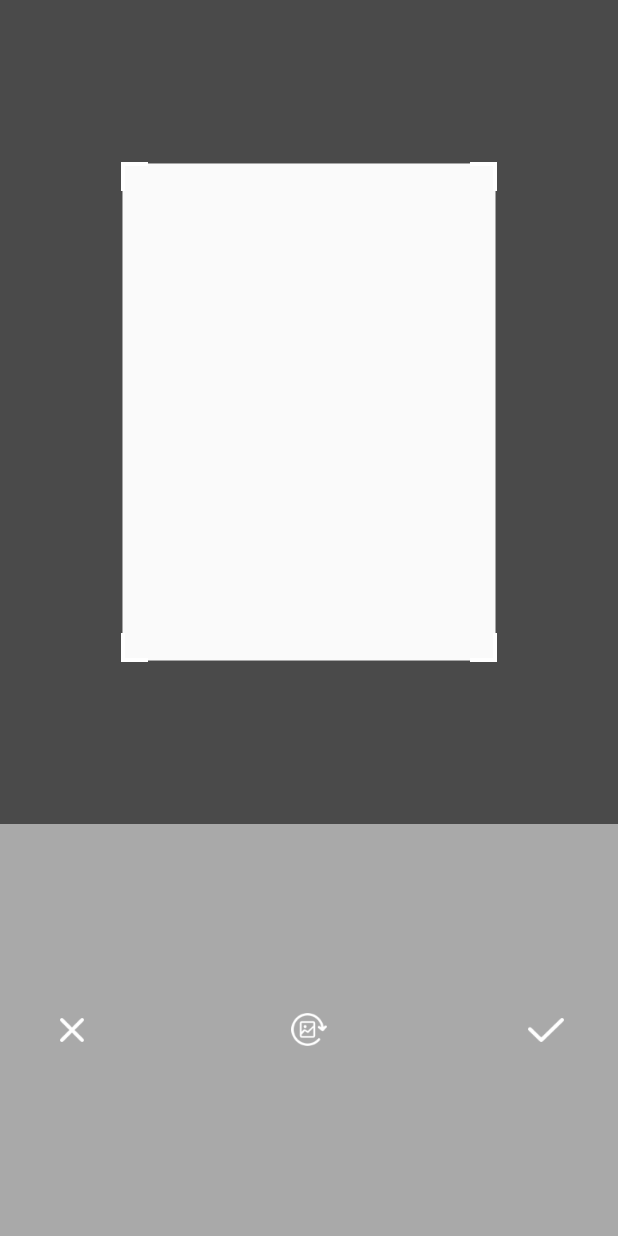
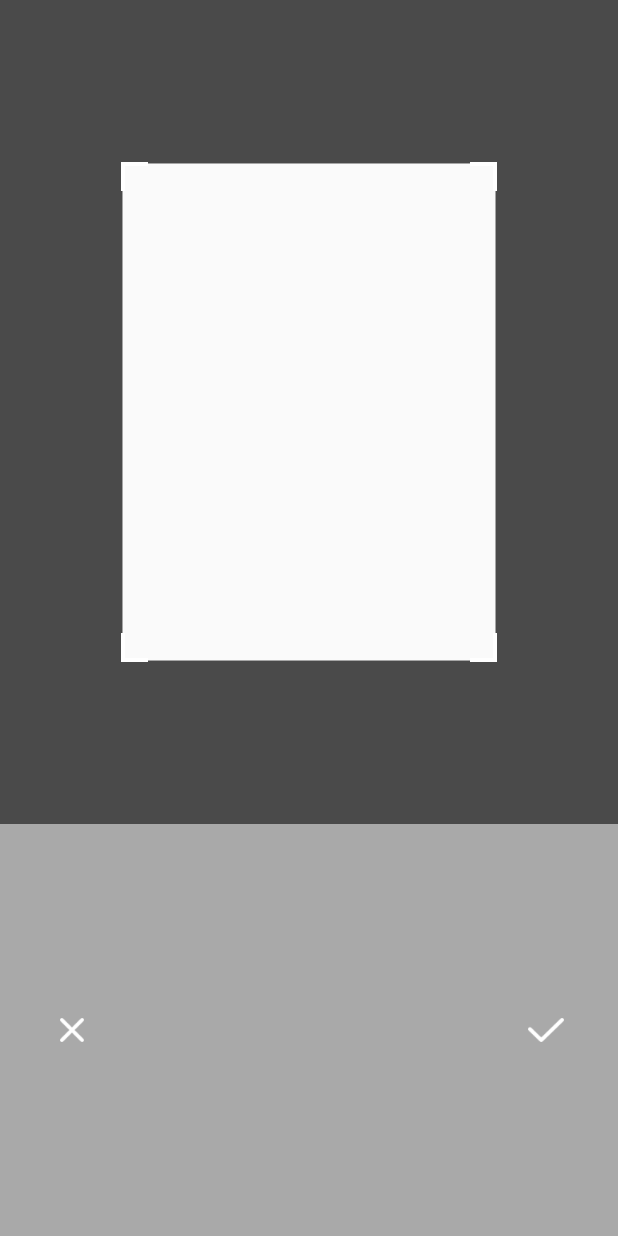
Before and after one commit to HannahNick/HannahCore, an Android app: the CameraActivity screen opened directly, with no data from a screen before it, after a tap on an icon or button, on a phone screen of 412 x 824 dp. Run offline under Robolectric (Android 15) with nearby library versions, the phone set to English and light mode, and no system bars; 7 statements that could not run were skipped.

Commit message:
1.OCR页面支持相册选择

```diff
--- a/ocr_ui/src/main/java/com/baidu/ocr/ui/camera/CameraActivity.java
+++ b/ocr_ui/src/main/java/com/baidu/ocr/ui/camera/CameraActivity.java
@@ -40,6 +40,7 @@ public class CameraActivity extends Activity {
     public static final String KEY_NATIVE_TOKEN = "nativeToken";
     public static final String KEY_NATIVE_ENABLE = "nativeEnable";
     public static final String KEY_NATIVE_MANUAL = "nativeEnableManual";
+    public static final String KEY_SHOW_PICK_OPTION = "showImagePick";
 
     public static final String CONTENT_TYPE_GENERAL = "general";
     public static final String CONTENT_TYPE_ID_CARD_FRONT = "IDCardFront";
@@ -57,6 +58,7 @@ public class CameraActivity extends Activity {
 
     private boolean isNativeEnable;
     private boolean isNativeManual;
+    private boolean isShowImagePick;
 
     private OCRCameraLayout takePictureContainer;
     private OCRCameraLayout cropContainer;
@@ -68,6 +70,7 @@ public class CameraActivity extends Activity {
     private FrameOverlayView overlayView;
     private MaskView cropMaskView;
     private ImageView takePhotoBtn;
+    private ImageView albumBtn;
     private PermissionCallback permissionCallback = new PermissionCallback() {
         @Override
         public boolean onRequestPermission() {
@@ -100,8 +103,8 @@ public class CameraActivity extends Activity {
         displayImageView = (ImageView) findViewById(R.id.display_image_view);
         confirmResultContainer.findViewById(R.id.confirm_button).setOnClickListener(confirmButtonOnClickListener);
         confirmResultContainer.findViewById(R.id.cancel_button).setOnClickListener(confirmCancelButtonOnClickListener);
-        findViewById(R.id.rotate_button).setOnClickListener(rotateButtonOnClickListener);
-
+        albumBtn = findViewById(R.id.rotate_button);
+        albumBtn.setOnClickListener(rotateButtonOnClickListener);
         cropView = (CropView) findViewById(R.id.crop_view);
         cropContainer = (OCRCameraLayout) findViewById(R.id.crop_container);
         overlayView = (FrameOverlayView) findViewById(R.id.overlay_view);
@@ -144,7 +147,7 @@ public class CameraActivity extends Activity {
         final String token = getIntent().getStringExtra(KEY_NATIVE_TOKEN);
         isNativeEnable = getIntent().getBooleanExtra(KEY_NATIVE_ENABLE, true);
         isNativeManual = getIntent().getBooleanExtra(KEY_NATIVE_MANUAL, false);
-
+        albumBtn.setVisibility(getIntent().getBooleanExtra(KEY_SHOW_PICK_OPTION, false)?View.VISIBLE:View.GONE);
         if (token == null && !isNativeManual) {
             isNativeEnable = false;
         }
--- a/ocr_ui/src/main/res/layout/bd_ocr_take_picture.xml
+++ b/ocr_ui/src/main/res/layout/bd_ocr_take_picture.xml
@@ -28,8 +28,7 @@
             android:layout_marginLeft="@dimen/camera_left_margin"
             android:layout_marginStart="@dimen/camera_left_margin"
             android:layout_marginBottom="@dimen/camera_bottom_margin"
-            android:src="@drawable/bd_ocr_gallery"
-        android:visibility="gone"/>
+            android:src="@drawable/bd_ocr_gallery" />
 
 
     <ImageView
```
Also changed, not shown: ocr_ui/src/main/java/com/baidu/ocr/ui/util/OCRUtil.java (+7 -1 lines).
